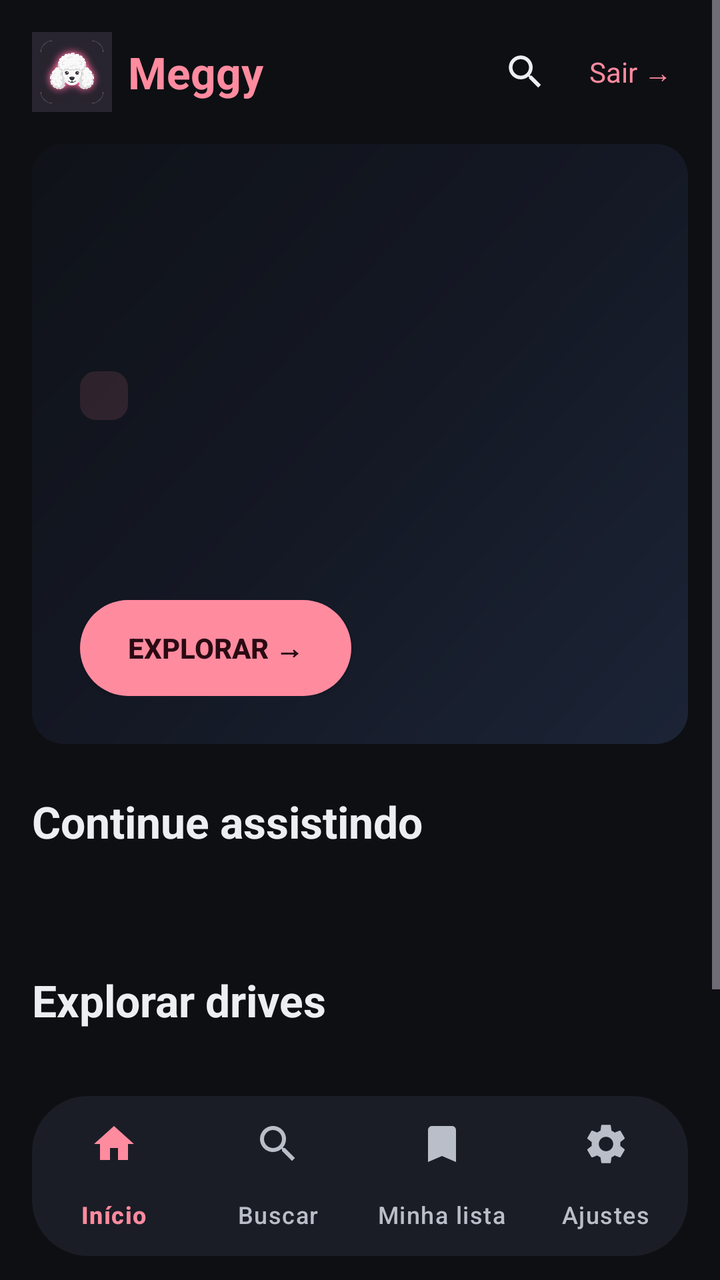
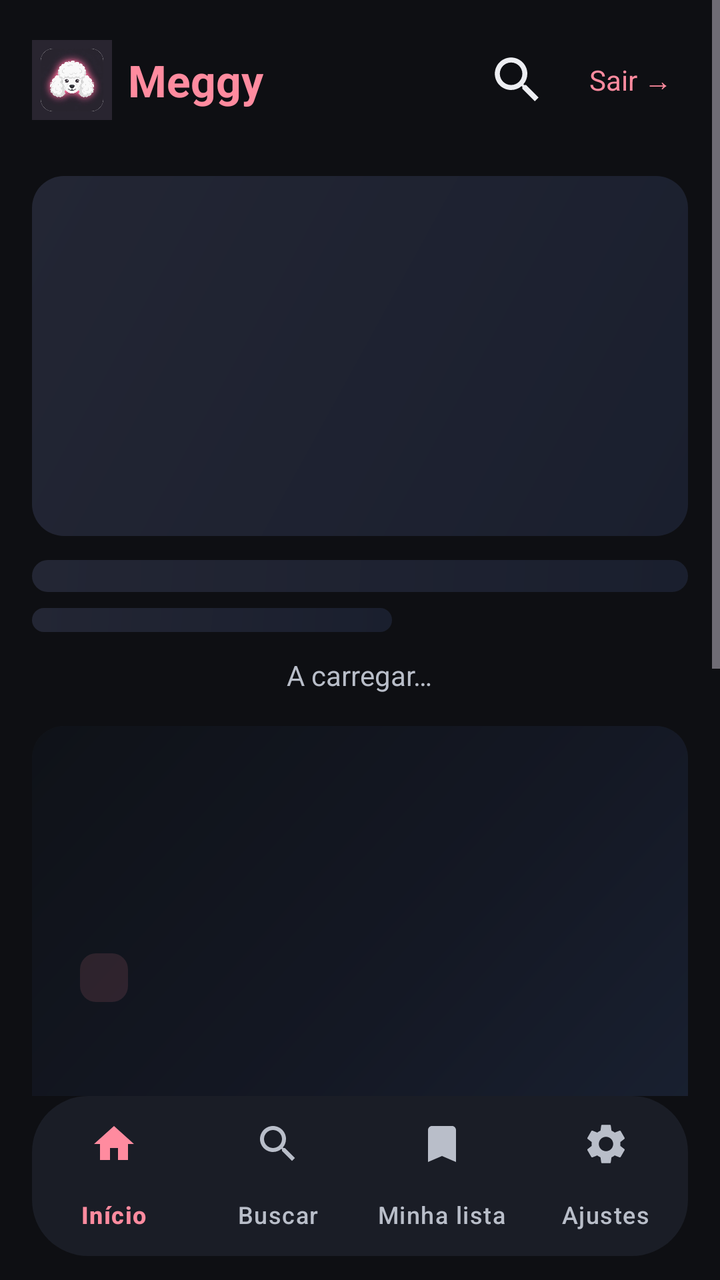

Screens rendered from an Android XML layout before and after an edit, with the pre-edit source and the edit as a unified diff.
<!-- AndroidManifest.xml: application theme Theme.Meggy -->
<!-- res/layout/activity_home.xml -->
<?xml version="1.0" encoding="utf-8"?>
<LinearLayout xmlns:android="http://schemas.android.com/apk/res/android"
    xmlns:app="http://schemas.android.com/apk/res-auto"
    android:layout_width="match_parent"
    android:layout_height="match_parent"
    android:background="@color/md_background"
    android:orientation="vertical">

    <ScrollView
        android:id="@+id/homeScroll"
        android:layout_width="match_parent"
        android:layout_height="0dp"
        android:layout_weight="1"
        android:fillViewport="true">

        <LinearLayout
            android:layout_width="match_parent"
            android:layout_height="wrap_content"
            android:orientation="vertical"
            android:clipChildren="false"
            android:paddingHorizontal="@dimen/content_margin"
            android:paddingTop="@dimen/spacing_lg"
            android:paddingBottom="@dimen/spacing_lg">

            
            <LinearLayout
                android:layout_width="match_parent"
                android:layout_height="wrap_content"
                android:gravity="center_vertical"
                android:orientation="horizontal">

                <ImageView
                    android:layout_width="40dp"
                    android:layout_height="40dp"
                    android:layout_marginEnd="@dimen/spacing_sm"
                    android:contentDescription="@string/app_name"
                    android:src="@drawable/ic_launcher_foreground_img" />

                <TextView
                    android:layout_width="0dp"
                    android:layout_height="wrap_content"
                    android:layout_weight="1"
                    android:text="@string/app_name"
                    android:textColor="@color/md_primary"
                    android:textSize="@dimen/text_topbar_title"
                    android:textStyle="bold" />

                <ImageView
                    android:id="@+id/homeSearchBtn"
                    android:layout_width="40dp"
                    android:layout_height="40dp"
                    android:layout_marginEnd="4dp"
                    android:background="?attr/selectableItemBackgroundBorderless"
                    android:clickable="true"
                    android:contentDescription="@string/home_search"
                    android:focusable="true"
                    android:padding="9dp"
                    android:src="@drawable/ic_search"
                    app:tint="@color/md_on_surface" />

                <TextView
                    android:id="@+id/topSair"
                    android:layout_width="wrap_content"
                    android:layout_height="wrap_content"
                    android:clickable="true"
                    android:focusable="true"
                    android:background="@drawable/focus_ring_transparent"
                    android:focusableInTouchMode="true"
                    android:padding="@dimen/spacing_sm"
                    android:text="@string/home_logout"
                    android:textColor="@color/md_primary"
                    android:textSize="@dimen/text_topbar_action" />
            </LinearLayout>

            
            <com.google.android.material.card.MaterialCardView
                android:id="@+id/heroCard"
                android:layout_width="match_parent"
                android:layout_height="@dimen/hero_height"
                android:layout_marginTop="@dimen/spacing_lg"
                app:cardCornerRadius="@dimen/radius_lg"
                app:cardElevation="@dimen/elevation_0"
                app:cardBackgroundColor="@color/tile_bg">

                <FrameLayout
                    android:layout_width="match_parent"
                    android:layout_height="match_parent">

                    <View
                        android:id="@+id/heroBg"
                        android:layout_width="match_parent"
                        android:layout_height="match_parent"
                        android:background="@drawable/hero_dark_gradient" />

                    
                    <ImageView
                        android:id="@+id/heroImage"
                        android:layout_width="match_parent"
                        android:layout_height="match_parent"
                        android:scaleType="centerCrop"
                        android:visibility="gone"
                        android:contentDescription="@string/thumb_desc" />

                    <View
                        android:id="@+id/heroScrim"
                        android:layout_width="match_parent"
                        android:layout_height="match_parent"
                        android:background="@drawable/tile_overlay_bottom"
                        android:visibility="gone" />

                    <LinearLayout
                        android:layout_width="match_parent"
                        android:layout_height="wrap_content"
                        android:layout_gravity="bottom|start"
                        android:orientation="vertical"
                        android:paddingHorizontal="@dimen/hero_text_padding_side"
                        android:paddingVertical="@dimen/spacing_xl">

                        <TextView
                            android:id="@+id/heroBadge"
                            android:layout_width="wrap_content"
                            android:layout_height="wrap_content"
                            android:background="@drawable/chip_badge"
                            android:paddingHorizontal="@dimen/spacing_md"
                            android:paddingVertical="@dimen/spacing_xs"
                            android:textColor="@color/md_primary"
                            android:textSize="@dimen/text_hero_badge"
                            android:textStyle="bold" />

                        <TextView
                            android:id="@+id/heroTitle"
                            android:layout_width="match_parent"
                            android:layout_height="wrap_content"
                            android:layout_marginTop="@dimen/spacing_sm"
                            android:ellipsize="end"
                            android:maxLines="2"
                            android:textColor="@color/md_on_surface"
                            android:textSize="@dimen/text_hero_title"
                            android:textStyle="bold" />

                        <TextView
                            android:id="@+id/heroSubtitle"
                            android:layout_width="match_parent"
                            android:layout_height="wrap_content"
                            android:layout_marginTop="4dp"
                            android:ellipsize="end"
                            android:maxLines="2"
                            android:textColor="@color/md_on_surface_variant"
                            android:textSize="@dimen/text_hero_subtitle" />

                        <androidx.appcompat.widget.AppCompatButton
                            android:id="@+id/heroPlay"
                            android:layout_width="wrap_content"
                            android:layout_height="48dp"
                            android:layout_marginTop="@dimen/spacing_lg"
                            android:background="@drawable/btn_primary_pill"
                            android:paddingHorizontal="@dimen/spacing_xl"
                            android:text="@string/explore_cta"
                            android:textColor="@color/md_on_primary"
                            android:textSize="@dimen/text_button"
                            android:textStyle="bold" />

                    </LinearLayout>

                </FrameLayout>
            </com.google.android.material.card.MaterialCardView>

            
            <LinearLayout
                android:id="@+id/featuredSection"
                android:layout_width="match_parent"
                android:layout_height="wrap_content"
                android:layout_marginTop="@dimen/spacing_xl"
                android:orientation="vertical"
                android:visibility="gone">

                <TextView
                    android:layout_width="match_parent"
                    android:layout_height="wrap_content"
                    android:text="@string/continue_watching"
                    android:textColor="@color/md_on_surface"
                    android:textSize="@dimen/text_section_title"
                    android:textStyle="bold" />

                <com.google.android.material.card.MaterialCardView
                    android:id="@+id/featured_card"
                    android:layout_width="match_parent"
                    android:layout_height="wrap_content"
                    android:layout_marginTop="@dimen/spacing_md"
                    app:cardCornerRadius="@dimen/radius_lg"
                    app:cardElevation="@dimen/elevation_0"
                    app:cardBackgroundColor="@color/tile_bg">

                    <LinearLayout
                        android:layout_width="match_parent"
                        android:layout_height="wrap_content"
                        android:orientation="vertical"
                        android:padding="@dimen/spacing_lg">

                        <LinearLayout
                            android:layout_width="match_parent"
                            android:layout_height="wrap_content"
                            android:gravity="center_vertical"
                            android:orientation="horizontal">

                            <FrameLayout
                                android:layout_width="120dp"
                                android:layout_height="68dp">

                                <View
                                    android:id="@+id/featuredBg"
                                    android:layout_width="match_parent"
                                    android:layout_height="match_parent"
                                    android:background="@drawable/hero_dark_gradient" />

                                <ImageView
                                    android:id="@+id/featuredThumb"
                                    android:layout_width="match_parent"
                                    android:layout_height="match_parent"
                                    android:scaleType="centerCrop"
                                    android:visibility="gone"
                                    android:contentDescription="@string/thumb_desc" />

                                <TextView
                                    android:id="@+id/featuredFallbackIcon"
                                    android:layout_width="match_parent"
                                    android:layout_height="match_parent"
                                    android:gravity="center"
                                    android:textColor="@color/tile_title"
                                    android:textSize="26sp"
                                    android:textStyle="bold"
                                    android:alpha="0.95" />
                            </FrameLayout>

                            <LinearLayout
                                android:layout_width="0dp"
                                android:layout_height="wrap_content"
                                android:layout_marginStart="@dimen/spacing_md"
                                android:layout_weight="1"
                                android:orientation="vertical">

                                <TextView
                                    android:id="@+id/featuredTitle"
                                    android:layout_width="match_parent"
                                    android:layout_height="wrap_content"
                                    android:ellipsize="end"
                                    android:maxLines="2"
                                    android:textColor="@color/md_on_surface"
                                    android:textSize="@dimen/text_card_title"
                                    android:textStyle="bold" />

                                <TextView
                                    android:id="@+id/featuredSubtitle"
                                    android:layout_width="match_parent"
                                    android:layout_height="wrap_content"
                                    android:layout_marginTop="2dp"
                                    android:ellipsize="end"
                                    android:maxLines="1"
                                    android:textColor="@color/md_on_surface_variant"
                                    android:textSize="@dimen/text_card_subtitle" />

                                <TextView
                                    android:id="@+id/featuredTimeText"
                                    android:layout_width="match_parent"
                                    android:layout_height="wrap_content"
                                    android:layout_marginTop="2dp"
                                    android:textColor="@color/md_on_surface_variant"
                                    android:textSize="@dimen/text_card_progress" />
                            </LinearLayout>
                        </LinearLayout>

                        <ProgressBar
                            android:id="@+id/featuredProgress"
                            style="?android:attr/progressBarStyleHorizontal"
                            android:layout_width="match_parent"
                            android:layout_height="6dp"
                            android:layout_marginTop="@dimen/spacing_md"
                            android:max="100"
                            android:progressDrawable="@drawable/progress_horizontal" />

                        <LinearLayout
                            android:layout_width="match_parent"
                            android:layout_height="wrap_content"
                            android:layout_marginTop="@dimen/spacing_sm"
                            android:gravity="center_vertical"
                            android:orientation="horizontal">

                            <TextView
                                android:id="@+id/featuredProgressText"
                                android:layout_width="0dp"
                                android:layout_height="wrap_content"
                                android:layout_weight="1"
                                android:textColor="@color/md_primary"
                                android:textSize="@dimen/text_card_progress" />

                            <androidx.appcompat.widget.AppCompatButton
                                android:id="@+id/featuredContinue"
                                android:layout_width="wrap_content"
                                android:layout_height="48dp"
                                android:background="@drawable/btn_primary_pill"
                                android:paddingHorizontal="@dimen/spacing_xl"
                                android:text="@string/continue_watching"
                                android:textColor="@color/md_on_primary"
                                android:textSize="@dimen/text_button"
                                android:textStyle="bold" />
                        </LinearLayout>
                    </LinearLayout>
                </com.google.android.material.card.MaterialCardView>
            </LinearLayout>

            
            <TextView
                android:id="@+id/labelContinue"
                android:layout_width="match_parent"
                android:layout_height="wrap_content"
                android:layout_marginTop="@dimen/spacing_xl"
                android:text="@string/continue_watching"
                android:textColor="@color/md_on_surface"
                android:textSize="@dimen/text_section_title"
                android:textStyle="bold" />

            
            <androidx.recyclerview.widget.RecyclerView
                android:id="@+id/railContinue"
                android:layout_width="match_parent"
                android:layout_height="wrap_content"
                android:layout_marginTop="@dimen/spacing_md"
                android:clipToPadding="false"
                android:paddingHorizontal="16dp"
                android:paddingVertical="12dp"
                android:clipChildren="false"
                android:overScrollMode="never" />

            
            <TextView
                android:id="@+id/labelMyCourses"
                android:layout_width="wrap_content"
                android:layout_height="wrap_content"
                android:layout_marginStart="@dimen/content_margin"
                android:layout_marginTop="@dimen/spacing_xl"
                android:text="@string/home_my_courses"
                android:textColor="@color/md_on_surface"
                android:textSize="@dimen/text_section_title"
                android:textStyle="bold"
                android:visibility="gone" />

            <androidx.recyclerview.widget.RecyclerView
                android:id="@+id/gridMyCourses"
                android:layout_width="match_parent"
                android:layout_height="wrap_content"
                android:layout_marginTop="@dimen/spacing_sm"
                android:clipToPadding="false"
                android:nestedScrollingEnabled="false"
                android:paddingStart="@dimen/content_margin"
                android:paddingEnd="@dimen/content_margin"
                android:visibility="gone" />

            
            <TextView
                android:id="@+id/labelDestaques"
                android:layout_width="wrap_content"
                android:layout_height="wrap_content"
                android:layout_marginStart="@dimen/content_margin"
                android:layout_marginTop="@dimen/spacing_xl"
                android:text="@string/home_highlights"
                android:textColor="@color/md_on_surface"
                android:textSize="@dimen/text_section_title"
                android:textStyle="bold"
                android:visibility="gone" />

            <androidx.recyclerview.widget.RecyclerView
                android:id="@+id/listDestaques"
                android:layout_width="match_parent"
                android:layout_height="wrap_content"
                android:layout_marginTop="@dimen/spacing_sm"
                android:clipToPadding="false"
                android:nestedScrollingEnabled="false"
                android:paddingStart="@dimen/content_margin"
                android:paddingEnd="@dimen/content_margin"
                android:visibility="gone" />

            
            <TextView
                android:id="@+id/labelDrives"
                android:layout_width="match_parent"
                android:layout_height="wrap_content"
                android:layout_marginTop="@dimen/spacing_xl"
                android:text="@string/explore_drives"
                android:textColor="@color/md_on_surface"
                android:textSize="@dimen/text_section_title"
                android:textStyle="bold" />

            
            <androidx.recyclerview.widget.RecyclerView
                android:id="@+id/railDrives"
                android:layout_width="match_parent"
                android:layout_height="wrap_content"
                android:layout_marginTop="@dimen/spacing_md"
                android:clipToPadding="false"
                android:paddingHorizontal="16dp"
                android:paddingVertical="12dp"
                android:clipChildren="false"
                android:overScrollMode="never" />

            <TextView
                android:id="@+id/footerVersion"
                android:layout_width="match_parent"
                android:layout_height="wrap_content"
                android:layout_marginTop="@dimen/spacing_xl"
                android:gravity="center"
                android:textColor="@color/md_on_surface_variant"
                android:textSize="@dimen/text_footer" />
        </LinearLayout>
    </ScrollView>

    
    <com.google.android.material.bottomnavigation.BottomNavigationView
        android:id="@+id/bottomNav"
        android:layout_width="match_parent"
        android:layout_height="wrap_content"
        android:layout_marginHorizontal="@dimen/content_margin"
        android:layout_marginBottom="@dimen/spacing_md"
        android:background="@drawable/nav_bar_background"
        android:elevation="@dimen/elevation_3"
        app:itemActiveIndicatorStyle="@style/NavIndicatorPill"
        app:itemIconTint="@color/bottom_nav_item_color"
        app:itemTextColor="@color/bottom_nav_item_color"
        app:labelVisibilityMode="labeled"
        app:menu="@menu/bottom_nav_menu" />
</LinearLayout>
<!-- resources referenced by this layout -->
<resources>
  <color name="md_background">#FF0E0F13</color>
  <color name="md_on_primary">#FF2A0A13</color>
  <color name="md_on_surface">#FFEDEEF2</color>
  <color name="md_on_surface_variant">#FFB9BEC9</color>
  <color name="md_primary">#FFFF8B9F</color>
  <color name="tile_bg">#FF14161C</color>
  <color name="tile_title">#FFFFFFFF</color>
  <dimen name="content_margin">16dp</dimen>
  <dimen name="elevation_0">0dp</dimen>
  <dimen name="elevation_3">3dp</dimen>
  <dimen name="hero_height">300dp</dimen>
  <dimen name="hero_text_padding_side">24dp</dimen>
  <dimen name="radius_lg">16dp</dimen>
  <dimen name="spacing_lg">16dp</dimen>
  <dimen name="spacing_md">12dp</dimen>
  <dimen name="spacing_sm">8dp</dimen>
  <dimen name="spacing_xl">24dp</dimen>
  <dimen name="spacing_xs">4dp</dimen>
  <dimen name="text_button">14sp</dimen>
  <dimen name="text_card_progress">12sp</dimen>
  <dimen name="text_card_subtitle">14sp</dimen>
  <dimen name="text_card_title">16sp</dimen>
  <dimen name="text_footer">12sp</dimen>
  <dimen name="text_hero_badge">12sp</dimen>
  <dimen name="text_hero_subtitle">16sp</dimen>
  <dimen name="text_hero_title">30sp</dimen>
  <dimen name="text_section_title">22sp</dimen>
  <dimen name="text_topbar_action">14sp</dimen>
  <dimen name="text_topbar_title">22sp</dimen>
  <string name="app_name">Meggy</string>
  <string name="explore_cta">Explorar →</string>
  <string name="explore_drives">Explorar drives</string>
  <string name="home_highlights">Destaques</string>
  <string name="home_logout">Sair →</string>
  <string name="home_my_courses">Meus cursos</string>
  <string name="home_search">Buscar</string>
  <string name="thumb_desc">Thumbnail da aula</string>
  <dimen name="radius_pill">64dp</dimen>
  <dimen name="radius_sm">8dp</dimen>
  <color name="hero_badge_bg">#1FFF8B9F</color>
  <dimen name="radius_md">12dp</dimen>
  <color name="tile_bg_focused">#FF1E212B</color>
  <dimen name="focus_ring_width">3dp</dimen>
  <color name="tile_focus_ring">#FFFF8B9F</color>
  <color name="md_surface_container">#FF1A1D26</color>
  <color name="progress_track">#33FFFFFF</color>
  <color name="md_primary_container">#FF3A2029</color>
  <color name="md_secondary">#FFB3A6B0</color>
  <color name="md_on_secondary">#FF221A20</color>
  <color name="md_secondary_container">#FF2B2530</color>
  <color name="md_surface">#FF14161C</color>
  <color name="md_surface_variant">#FF1E212B</color>
  <color name="md_on_background">#FFEDEEF2</color>
  <color name="md_outline">#FF3D4356</color>
  <color name="md_outline_variant">#FF262A36</color>
  <color name="md_error">#FFCF6679</color>
  <color name="md_on_error">#FF600014</color>
  <!-- unchanged entries left out for length: 16 -->
</resources>

<!-- the commit's change to res/layout/activity_home.xml (unified diff, before → after) -->
@@ -47,8 +47,8 @@
 
                 <ImageView
                     android:id="@+id/homeSearchBtn"
-                    android:layout_width="40dp"
-                    android:layout_height="40dp"
+                    android:layout_width="@dimen/button_height"
+                    android:layout_height="@dimen/button_height"
                     android:layout_marginEnd="4dp"
                     android:background="?attr/selectableItemBackgroundBorderless"
                     android:clickable="true"
@@ -66,10 +66,73 @@
                     android:focusable="true"
                     android:background="@drawable/focus_ring_transparent"
                     android:focusableInTouchMode="true"
+                    android:minHeight="@dimen/button_height"
+                    android:gravity="center_vertical"
                     android:padding="@dimen/spacing_sm"
                     android:text="@string/home_logout"
                     android:textColor="@color/md_primary"
                     android:textSize="@dimen/text_topbar_action" />
+            </LinearLayout>
+
+            
+            <LinearLayout
+                android:id="@+id/homeLoading"
+                android:layout_width="match_parent"
+                android:layout_height="wrap_content"
+                android:layout_marginTop="@dimen/spacing_xl"
+                android:orientation="vertical">
+
+                <View
+                    android:layout_width="match_parent"
+                    android:layout_height="180dp"
+                    android:background="@drawable/skeleton_block" />
+
+                <View
+                    android:layout_width="match_parent"
+                    android:layout_height="16dp"
+                    android:layout_marginTop="@dimen/spacing_md"
+                    android:background="@drawable/skeleton_block" />
+
+                <View
+                    android:layout_width="180dp"
+                    android:layout_height="12dp"
+                    android:layout_marginTop="@dimen/spacing_sm"
+                    android:background="@drawable/skeleton_block" />
+
+                <TextView
+                    android:layout_width="wrap_content"
+                    android:layout_height="wrap_content"
+                    android:layout_gravity="center_horizontal"
+                    android:layout_marginTop="@dimen/spacing_md"
+                    android:text="@string/home_loading"
+                    android:textColor="@color/md_on_surface_variant"
+                    android:textSize="@dimen/text_card_subtitle" />
+            </LinearLayout>
+
+            <LinearLayout
+                android:id="@+id/homeError"
+                android:layout_width="match_parent"
+                android:layout_height="wrap_content"
+                android:layout_marginTop="@dimen/spacing_xl"
+                android:gravity="center_horizontal"
+                android:orientation="vertical"
+                android:visibility="gone">
+
+                <TextView
+                    android:layout_width="wrap_content"
+                    android:layout_height="wrap_content"
+                    android:gravity="center"
+                    android:text="@string/home_error"
+                    android:textColor="@color/md_on_surface_variant"
+                    android:textSize="@dimen/text_card_subtitle" />
+
+                <androidx.appcompat.widget.AppCompatButton
+                    android:id="@+id/homeRetry"
+                    style="@style/Widget.Meggy.Button.Primary"
+                    android:layout_width="wrap_content"
+                    android:layout_height="wrap_content"
+                    android:layout_marginTop="@dimen/spacing_md"
+                    android:text="@string/browse_retry" />
             </LinearLayout>
 
             
@@ -177,7 +240,7 @@
                 <TextView
                     android:layout_width="match_parent"
                     android:layout_height="wrap_content"
-                    android:text="@string/continue_watching"
+                    android:text="@string/continue_from_where"
                     android:textColor="@color/md_on_surface"
                     android:textSize="@dimen/text_section_title"
                     android:textStyle="bold" />
<!-- resource entries referenced after the edit -->
@@ -7,6 +7,7 @@
   <color name="md_primary">#FFFF8B9F</color>
   <color name="tile_bg">#FF14161C</color>
   <color name="tile_title">#FFFFFFFF</color>
+  <dimen name="button_height">48dp</dimen>
   <dimen name="content_margin">16dp</dimen>
   <dimen name="elevation_0">0dp</dimen>
   <dimen name="elevation_3">3dp</dimen>
@@ -29,14 +30,39 @@
   <dimen name="text_section_title">22sp</dimen>
   <dimen name="text_topbar_action">14sp</dimen>
   <dimen name="text_topbar_title">22sp</dimen>
+  <!-- drawable skeleton_block (drawable) -->
+  <?xml version="1.0" encoding="utf-8"?>
+  <shape xmlns:android="http://schemas.android.com/apk/res/android"
+      android:shape="rectangle">
+      <gradient
+          android:startColor="#FF1A1F2E"
+          android:endColor="#FF232634"
+          android:angle="135" />
+      <corners android:radius="16dp" />
+  </shape>
   <string name="app_name">Meggy</string>
+  <string name="browse_retry">Tentar novamente</string>
+  <string name="continue_from_where">Continuar de onde parou</string>
   <string name="explore_cta">Explorar →</string>
   <string name="explore_drives">Explorar drives</string>
+  <string name="home_error">Não foi possível carregar os destaques. Verifica a tua ligação e tenta de novo.</string>
   <string name="home_highlights">Destaques</string>
+  <string name="home_loading">A carregar…</string>
   <string name="home_logout">Sair →</string>
   <string name="home_my_courses">Meus cursos</string>
   <string name="home_search">Buscar</string>
   <string name="thumb_desc">Thumbnail da aula</string>
+  <style name="Widget.Meggy.Button.Primary" parent="Widget.AppCompat.Button">
+          <item name="android:minHeight">@dimen/button_height</item>
+          <item name="android:background">@drawable/btn_primary_pill</item>
+          <item name="android:textColor">@color/md_on_primary</item>
+          <item name="android:textSize">@dimen/text_button</item>
+          <item name="android:textStyle">bold</item>
+          <item name="android:textAllCaps">false</item>
+          <item name="android:paddingHorizontal">20dp</item>
+          <item name="android:maxLines">1</item>
+          <item name="android:ellipsize">end</item>
+      </style>
   <dimen name="radius_pill">64dp</dimen>
   <dimen name="radius_sm">8dp</dimen>
   <color name="hero_badge_bg">#1FFF8B9F</color>
